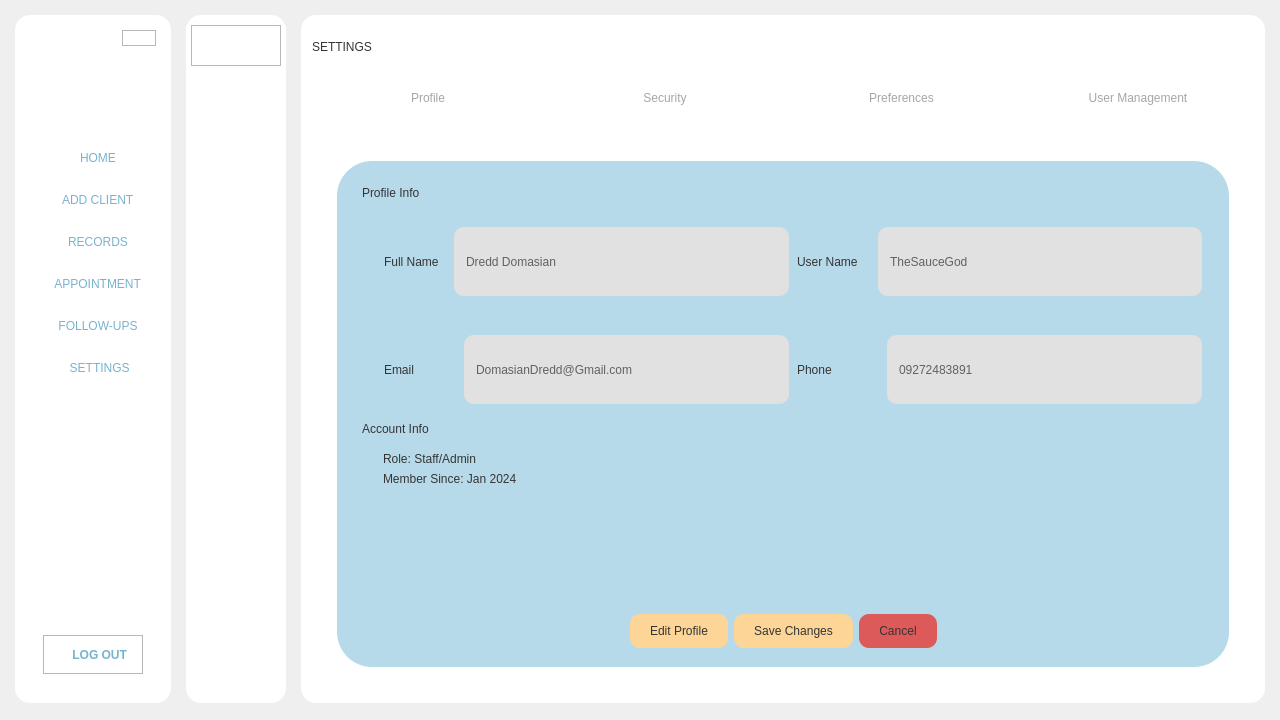
Old version of the form Desktop_Application/Frontend/ui-files/Home.ui in the repository DreddVDomasian/Petmate-Desktop-Application.
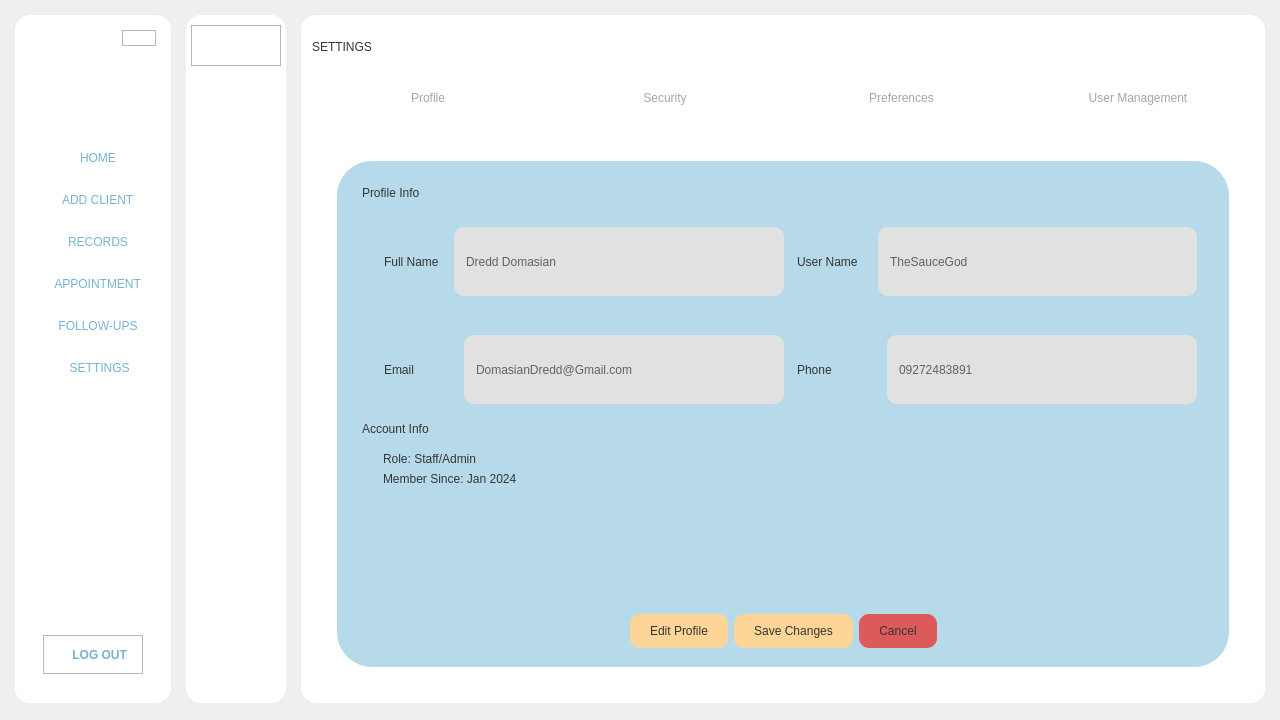
New version of the form. The open tabs and pages were chosen to show the change. Icons and pictures are not drawn.

Commit message: add new ui and add update feature for user info

The edit to the form file:
```diff
--- a/Desktop_Application/Frontend/ui-files/Home.ui
+++ b/Desktop_Application/Frontend/ui-files/Home.ui
@@ -10479,7 +10479,7 @@
                                   <number>10</number>
                                  </property>
                                  <property name="rightMargin">
-                                  <number>0</number>
+                                  <number>5</number>
                                  </property>
                                  <property name="bottomMargin">
                                   <number>10</number>
@@ -10544,7 +10544,7 @@
                                   <number>10</number>
                                  </property>
                                  <property name="rightMargin">
-                                  <number>0</number>
+                                  <number>5</number>
                                  </property>
                                  <property name="bottomMargin">
                                   <number>10</number>
@@ -10630,7 +10630,7 @@
                                   <number>10</number>
                                  </property>
                                  <property name="rightMargin">
-                                  <number>0</number>
+                                  <number>5</number>
                                  </property>
                                  <property name="bottomMargin">
                                   <number>10</number>
@@ -10695,7 +10695,7 @@
                                   <number>10</number>
                                  </property>
                                  <property name="rightMargin">
-                                  <number>0</number>
+                                  <number>5</number>
                                  </property>
                                  <property name="bottomMargin">
                                   <number>10</number>
```
Left out of the diff: 4 changed lines with no effect on the pictures. The commit also changes 7 other files.
